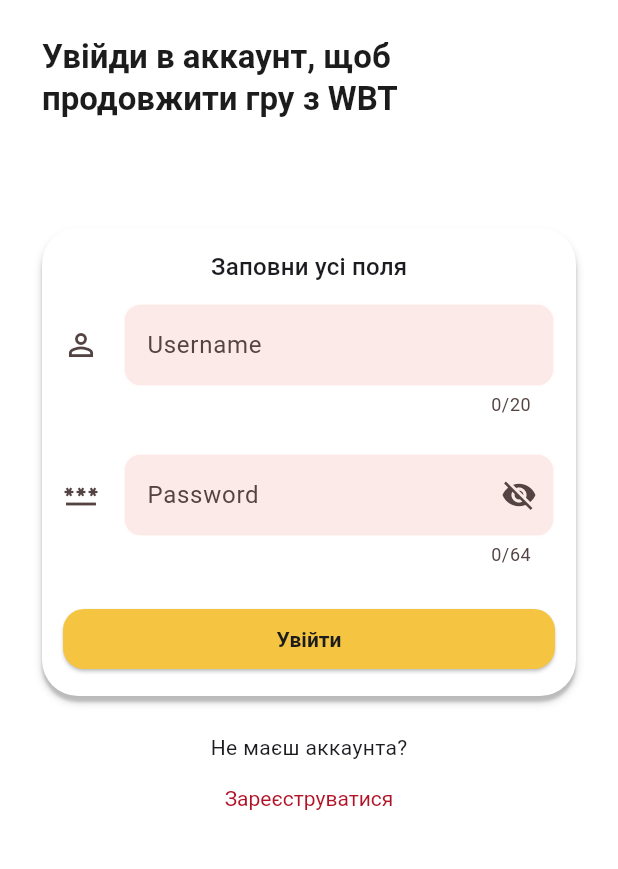
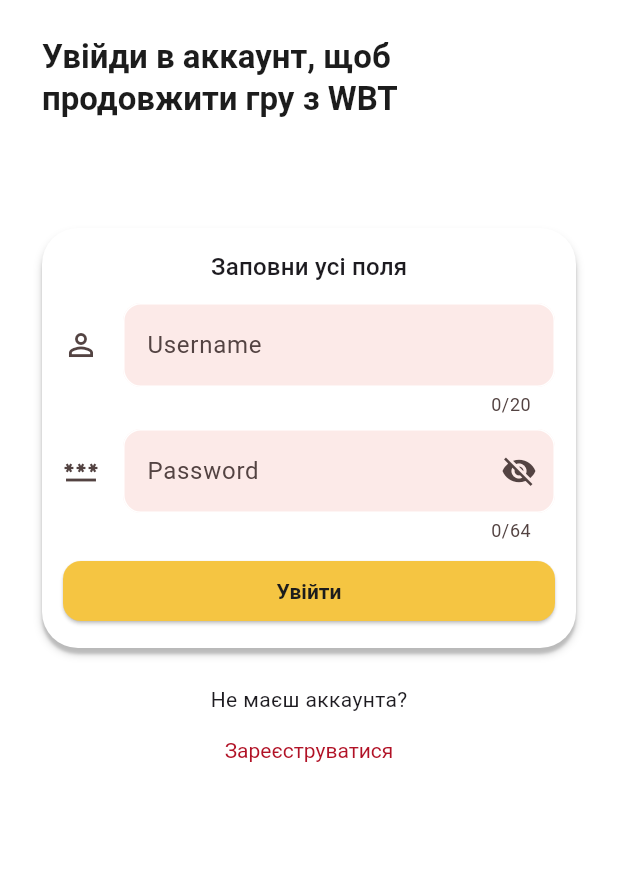
Before and after one commit to Vladus27/lucky-money-game, a Flutter app: the AuthenticationScreen screen opened by its route, on a phone screen of 412 x 824 dp, the part 147-1016 px from its top. Run offline on Flutter 3.47's test engine with Material 3 defaults, Android fonts, the phone set to English and light mode, and no system bars; our stand-ins replace animated_bottom_navigation_bar, flutter_riverpod, google_fonts.

Commit message:
separation logged user and guest ui into widgets

```diff
--- a/lucky_money_app/lib/features/authentication/widgets/auth_form.dart
+++ b/lucky_money_app/lib/features/authentication/widgets/auth_form.dart
@@ -54,15 +54,15 @@ class _AuthFormState extends State<AuthForm> {
             usernameController: _usernameController,
             usernameLabel: widget.usernameLabel,
           ),
-          const SizedBox(height: 24),
+          const SizedBox(height: 8),
           PasswordInput(
             passwordController: _passwordController,
             passwordLabel: widget.passwordLabel,
             isPasswordVisible: _isPasswordVisible,
             tooglePasswordVisible: _tooglePasswordVisible,
           ),
-          const SizedBox(height: 24),
 
+          const SizedBox(height: 8),
           SizedBox(
             width: double.infinity,
             child: ElevatedButton(
--- a/lucky_money_app/lib/theme/theme.dart
+++ b/lucky_money_app/lib/theme/theme.dart
@@ -38,7 +38,7 @@ final ThemeData casinoTheme = ThemeData(
       backgroundColor: const Color(0xFFF5C542),
       foregroundColor: const Color(0xFF1C1C1C),
 
-      shape: RoundedRectangleBorder(borderRadius: BorderRadius.circular(14)),
+      shape: RoundedRectangleBorder(borderRadius: BorderRadius.circular(12)),
       textStyle: GoogleFonts.montserratAlternates(fontWeight: FontWeight.w600),
     ),
   ),
@@ -51,7 +51,7 @@ final ThemeData casinoTheme = ThemeData(
 
       backgroundColor: const Color.fromARGB(255, 150, 15, 33),
       foregroundColor: const Color.fromARGB(255, 255, 255, 255),
-      shape: RoundedRectangleBorder(borderRadius: BorderRadius.circular(14)),
+      shape: RoundedRectangleBorder(borderRadius: BorderRadius.circular(12)),
       textStyle: GoogleFonts.montserratAlternates(fontWeight: FontWeight.w600),
     ),
   ),
```
Also changed, not shown: lucky_money_app/lib/features/home/widgets/home_header.dart (+6 -96 lines), lucky_money_app/lib/features/home/widgets/home_header_guest.dart (added, +27 -0 lines), lucky_money_app/lib/features/home/widgets/home_header_logged.dart (added, +68 -0 lines).
